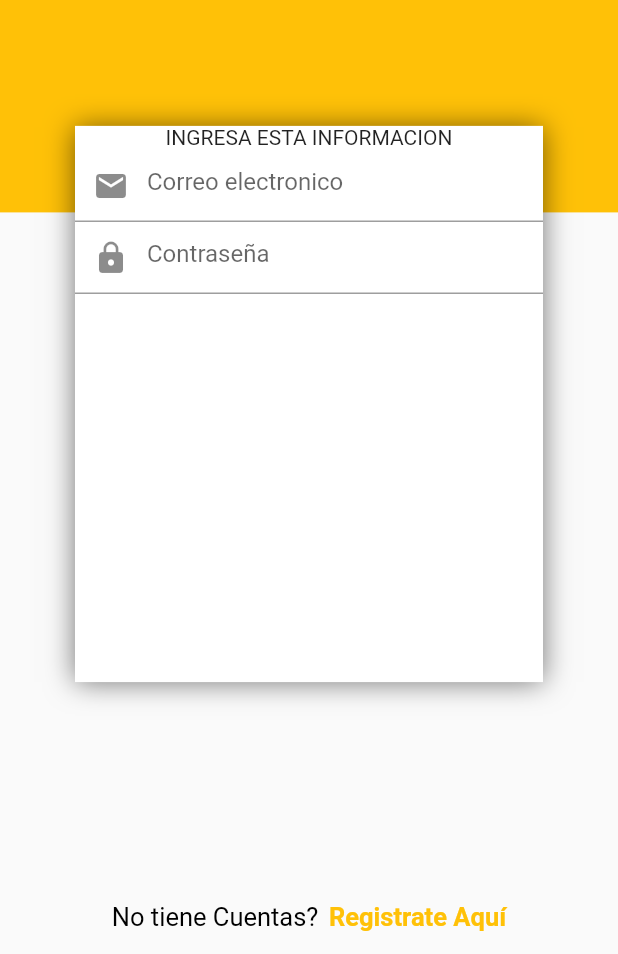
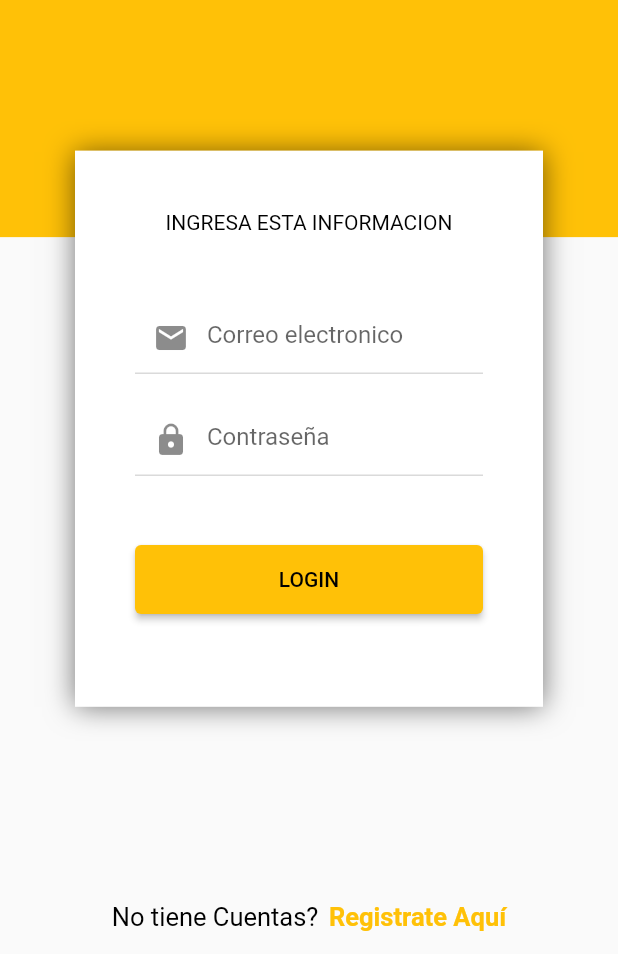
Before and after one commit to dagsis/delivery_udemy, a Flutter app: the screen it shows after launch, on a phone screen of 412 x 824 dp, the part 282-1236 px from its top. Run offline on Flutter 3.47's test engine with Material 2 defaults, Android fonts, the phone set to English and light mode, and no system bars; our stand-ins replace get.

Commit message:
LoginPage 2

```diff
--- a/lib/main.dart
+++ b/lib/main.dart
@@ -28,6 +28,22 @@ class _MyAppState extends State<MyApp> {
       getPages: [
         GetPage(name: '/', page: ()=> LoginPage() )
       ],
+      theme: ThemeData(
+          primaryColor: Colors.amber,
+          colorScheme: ColorScheme(
+          primary: Colors.amber,
+          secondary: Colors.amberAccent,
+          brightness: Brightness.light,
+          onBackground: Colors.grey,
+          onPrimary: Colors.grey,
+          surface: Colors.grey,
+          onSurface: Colors.grey,
+          error:Colors.grey,
+          onError: Colors.grey,
+          onSecondary: Colors.grey,
+          background: Colors.grey
+        )
+      ),
       navigatorKey: Get.key,
     );
   }
--- a/lib/src/pages/login/login_page.dart
+++ b/lib/src/pages/login/login_page.dart
@@ -30,7 +30,7 @@ class LoginPage extends StatelessWidget {
   Widget _backgroudCover(BuildContext context){
     return Container(
       width: double.infinity,
-      height: MediaQuery.of(context).size.height * 0.4,
+      height: MediaQuery.of(context).size.height * 0.42,
       color: Colors.amber,
       alignment: Alignment.topCenter,
     );
@@ -48,7 +48,7 @@ class LoginPage extends StatelessWidget {
 
  Widget _boxForm(BuildContext context) {
     return Container(
-      margin: EdgeInsets.only(top: MediaQuery.of(context).size.height * 0.33,
+      margin: EdgeInsets.only(top: MediaQuery.of(context).size.height * 0.35,
                               left:50,
                               right:50 ),
       decoration: BoxDecoration(
@@ -62,39 +62,72 @@ class LoginPage extends StatelessWidget {
         ]
       ),
       height: MediaQuery.of(context).size.height * 0.45,
+      child: SingleChildScrollView(
         child: Column(
           children: [
             _textYourInfo(),
             _textFieldEmail(),
-          _textFieldPassword()
+            _textFieldPassword(),
+            _buttonLogin(),
           ],
+        ),
       ),
     );
  }
 
  Widget _textYourInfo() {
-    return Text(
-        'INGRESA ESTA INFORMACION'
+    return Container(
+      margin: EdgeInsets.only(top: 40,bottom: 45),
+      child: Text(
+          'INGRESA ESTA INFORMACION',
+        style: TextStyle(
+          color: Colors.black
+        ),
+      ),
     );
  }
 
  Widget _textFieldEmail(){
-    return TextField(
+    return Container(
+      margin: EdgeInsets.symmetric(horizontal: 40),
+      child: TextField(
         keyboardType: TextInputType.emailAddress,
         decoration: InputDecoration(
           hintText: 'Correo electronico',
           prefixIcon: Icon(Icons.email)
         ),
+      ),
     );
  }
 
   Widget _textFieldPassword(){
-    return TextField(
+    return Container(
+      margin: EdgeInsets.symmetric(horizontal: 40,vertical: 20),
+      child: TextField(
         keyboardType: TextInputType.text,
-      obscureText: false,
+        obscureText: true,
         decoration: InputDecoration(
             hintText: 'Contraseña',
             prefixIcon: Icon(Icons.lock)
+        ),
+      ),
+    );
+  }
+
+  Widget _buttonLogin() {
+    return Container(
+      width: double.infinity,
+      margin: EdgeInsets.symmetric(horizontal: 40,vertical: 25),
+      child: ElevatedButton(
+            onPressed: () {},
+          style: ElevatedButton.styleFrom(
+            padding: EdgeInsets.symmetric(vertical: 15)
+          ),
+            child: Text('LOGIN',
+            style: TextStyle(
+              color: Colors.black,
+                 )
+              ,)
       ),
     );
   }
```
Lines whose indentation alone changed are shown as unchanged.
